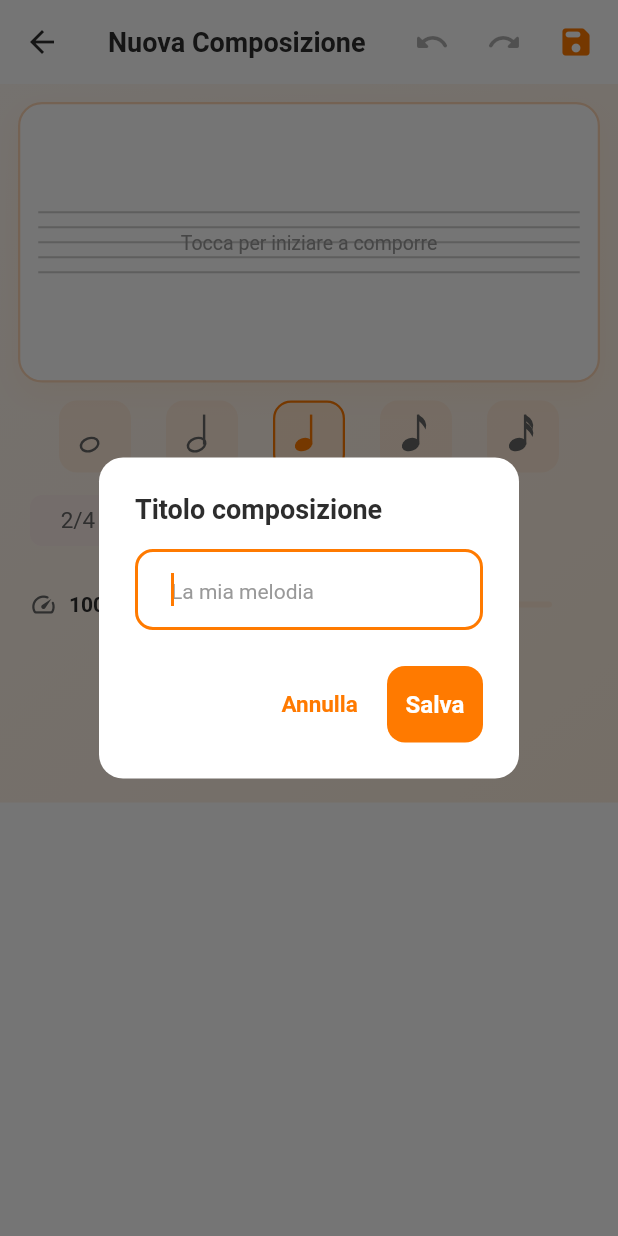
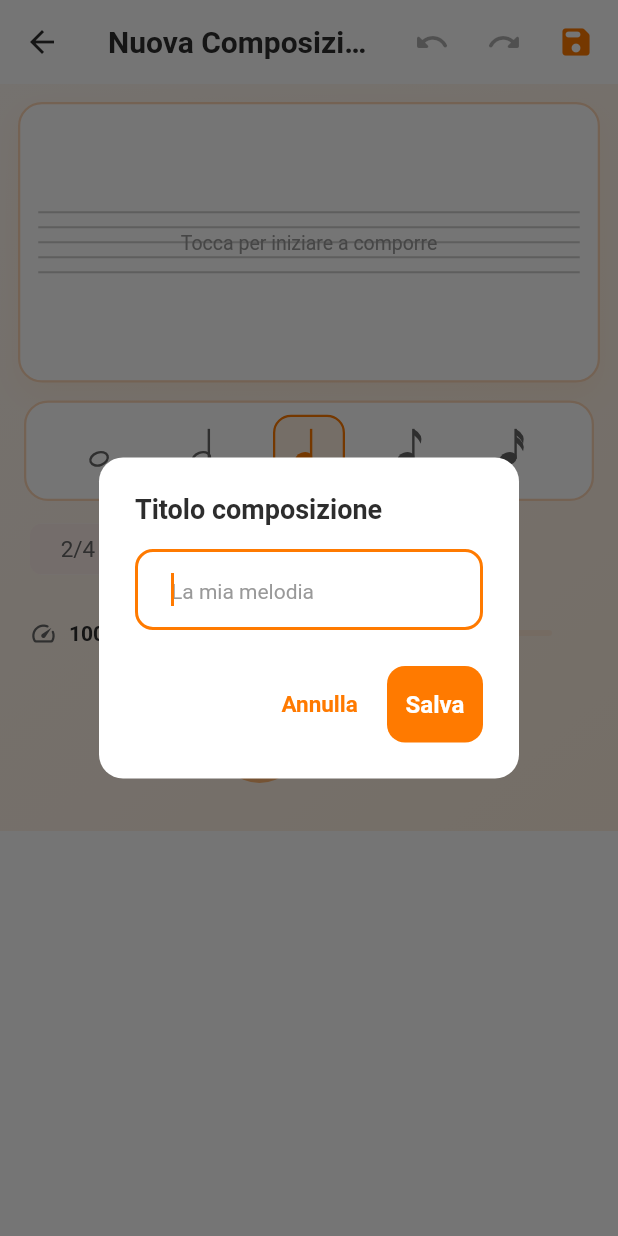
Before and after one commit to Nectares/Beatter, a Flutter app: the ComposerPage screen opened directly, after a tap on the "save" icon, on a phone screen of 412 x 824 dp. Run offline on Flutter 3.47's test engine with Material 3 defaults, Android fonts, the phone set to English and light mode, and no system bars; our stand-ins replace audioplayers, shared_preferences; accounts and stored records are empty.

Commit message:
Redesign Composer Page and DurationToolbar
- Composer Page: migrated to BeatterAppBar (left-aligned title, keeping
  its distinct "editor" flavor vs. the centered flavor other screens
  use); replaced the bare ScaffoldMessenger.showSnackBar save-confirmation
  with the app's own Toast component; replaced the plain AlertDialog
  save-title prompt with the shared showPromptDialog; adopted
  FramedStaffCard and PlaybackButtonRow to drop duplicated wrapper code;
  fixed the raw Colors.redAccent delete-note icon to AppColors.error;
  migrated remaining tokens.

- DurationToolbar: converted the 5 raw GestureDetectors to InkWell+Material
  for ripple feedback (previously the only tappable control in the app
  with zero press feedback) plus HapticFeedback.selectionClick(); added a
  grouping card background so the 5 duration buttons read as one control
  instead of floating separately; added Tooltip/Semantics labels (Italian
  note names - Semibreve/Minima/Semiminima/Croma/Semicroma) since the
  hand-drawn glyphs had no accessible name for screen readers.

Verified live in Chrome: no runtime exceptions, staff/toolbar/BPM/
time-signature/playback controls all render correctly, stop button
correctly disabled when the composition is empty.

Co-Authored-By: Claude Sonnet 5 <noreply@anthropic.com>

```diff
--- a/lib/features/music/presentation/pages/composer_page.dart
+++ b/lib/features/music/presentation/pages/composer_page.dart
@@ -1,5 +1,9 @@
 import 'package:flutter/material.dart';
+import '../../../../core/widgets/app_dialogs.dart';
+import '../../../../core/widgets/beatter_app_bar.dart';
 import '../../../../core/widgets/beatter_scaffold.dart';
+import '../../../../core/widgets/framed_staff_card.dart';
+import '../../../../core/widgets/toast.dart';
 import '../../../../core/layout/two_pane_layout.dart';
 import '../../../../theme/app_theme.dart';
 import '../../../../models/rhythm_element.dart';
@@ -316,34 +320,15 @@ class _ComposerPageState extends State<ComposerPage> {
       _title = saved.title;
       _createdAt = saved.createdAt;
     });
-    ScaffoldMessenger.of(
-      context,
-    ).showSnackBar(const SnackBar(content: Text('Composizione salvata')));
+    Toast.show(ToastType.success, 'Composizione salvata', context);
   }
 
   Future<String?> _promptForTitle() {
-    final controller = TextEditingController();
-    return showDialog<String>(
-      context: context,
-      builder: (ctx) => AlertDialog(
-        title: const Text('Titolo composizione'),
-        content: TextField(
-          controller: controller,
-          autofocus: true,
-          decoration: const InputDecoration(hintText: 'La mia melodia'),
-          onSubmitted: (value) => Navigator.pop(ctx, value),
-        ),
-        actions: [
-          TextButton(
-            onPressed: () => Navigator.pop(ctx),
-            child: const Text('Annulla'),
-          ),
-          FilledButton(
-            onPressed: () => Navigator.pop(ctx, controller.text),
-            child: const Text('Salva'),
-          ),
-        ],
-      ),
+    return showPromptDialog(
+      context,
+      title: 'Titolo composizione',
+      hintText: 'La mia melodia',
+      confirmLabel: 'Salva',
     );
   }
 
@@ -355,34 +340,29 @@ class _ComposerPageState extends State<ComposerPage> {
     final selectedPos = _measurePositionForFlatIndex(_selectedFlatIndex);
 
     return BeatterScaffold(
-      appBar: AppBar(
-        backgroundColor: Colors.transparent,
-        elevation: 0,
-        title: Text(
-          _title.isEmpty ? 'Nuova Composizione' : _title,
-          style: const TextStyle(color: AppTheme.textPrimary, fontSize: 18),
-        ),
-        iconTheme: const IconThemeData(color: AppTheme.textPrimary),
+      appBar: BeatterAppBar(
+        title: _title.isEmpty ? 'Nuova Composizione' : _title,
+        centerTitle: false,
         actions: [
           IconButton(
             icon: const Icon(Icons.undo_rounded),
-            color: AppTheme.textPrimary,
+            color: AppColors.textPrimary,
             onPressed: _undoStack.isEmpty ? null : _undo,
             tooltip: 'Annulla',
           ),
           IconButton(
             icon: const Icon(Icons.redo_rounded),
-            color: AppTheme.textPrimary,
+            color: AppColors.textPrimary,
             onPressed: _redoStack.isEmpty ? null : _redo,
             tooltip: 'Ripeti',
           ),
           IconButton(
             icon: const Icon(Icons.save_rounded),
-            color: AppTheme.primaryPurple,
+            color: AppColors.primary,
             onPressed: _handleSave,
             tooltip: 'Salva',
           ),
-          const SizedBox(width: 4),
+          const SizedBox(width: AppSpacing.xxs),
         ],
       ),
       body: Container(
@@ -411,20 +391,20 @@ class _ComposerPageState extends State<ComposerPage> {
         children: [
           _buildStaffArea(measures, selectedPos, height: 160),
           _buildToolbarRow(),
-          const SizedBox(height: 8),
+          const SizedBox(height: AppSpacing.xs),
           Padding(
-            padding: const EdgeInsets.symmetric(horizontal: 20),
+            padding: const EdgeInsets.symmetric(horizontal: AppSpacing.lg),
             child: _buildTimeSignatureSelector(),
           ),
           Padding(
-            padding: const EdgeInsets.symmetric(horizontal: 20, vertical: 8),
+            padding: const EdgeInsets.symmetric(horizontal: AppSpacing.lg, vertical: AppSpacing.xs),
             child: _buildBpmControl(),
           ),
           Padding(
-            padding: const EdgeInsets.symmetric(vertical: 12),
+            padding: const EdgeInsets.symmetric(vertical: AppSpacing.sm),
             child: _buildPlaybackControls(),
           ),
-          const SizedBox(height: 20),
+          const SizedBox(height: AppSpacing.lg),
         ],
       ),
     );
@@ -444,14 +424,14 @@ class _ComposerPageState extends State<ComposerPage> {
 
   Widget _buildLandscapeSecondary() {
     return SingleChildScrollView(
-      padding: const EdgeInsets.all(16),
+      padding: const EdgeInsets.all(AppSpacing.md),
       child: Column(
         crossAxisAlignment: CrossAxisAlignment.stretch,
         children: [
           _buildTimeSignatureSelector(),
-          const SizedBox(height: 20),
+          const SizedBox(height: AppSpacing.lg),
           _buildBpmControl(),
-          const SizedBox(height: 24),
+          const SizedBox(height: AppSpacing.xl),
           _buildPlaybackControls(),
         ],
       ),
@@ -463,11 +443,7 @@ class _ComposerPageState extends State<ComposerPage> {
     (int, int)? selectedPos, {
     required double height,
   }) {
-    return Padding(
-      padding: const EdgeInsets.all(12),
-      child: Container(
-        padding: const EdgeInsets.all(12),
-        decoration: AppTheme.glassCardDecoration(borderRadius: 16),
+    return FramedStaffCard(
       child: ComposerStaffView(
         measures: measures,
         canvasHeight: height,
@@ -481,13 +457,12 @@ class _ComposerPageState extends State<ComposerPage> {
         onDragStart: _handleDragStart,
         onDragUpdate: _handleDragUpdate,
       ),
-      ),
     );
   }
 
   Widget _buildToolbarRow() {
     return Padding(
-      padding: const EdgeInsets.symmetric(horizontal: 16),
+      padding: const EdgeInsets.symmetric(horizontal: AppSpacing.md),
       child: Row(
         children: [
           Expanded(
@@ -497,12 +472,9 @@ class _ComposerPageState extends State<ComposerPage> {
             ),
           ),
           if (_selectedFlatIndex != -1) ...[
-            const SizedBox(width: 4),
+            const SizedBox(width: AppSpacing.xxs),
             IconButton(
-              icon: const Icon(
-                Icons.delete_outline_rounded,
-                color: Colors.redAccent,
-              ),
+              icon: const Icon(Icons.delete_outline_rounded, color: AppColors.error),
               tooltip: 'Elimina nota',
               onPressed: _handleDeleteSelected,
             ),
@@ -514,21 +486,19 @@ class _ComposerPageState extends State<ComposerPage> {
 
   Widget _buildTimeSignatureSelector() {
     return Wrap(
-      spacing: 8,
-      runSpacing: 8,
+      spacing: AppSpacing.xs,
+      runSpacing: AppSpacing.xs,
       children: _timeSignatures.map((sig) {
         final bool selected = sig == _timeSignature;
         return ChoiceChip(
           label: Text(sig),
           selected: selected,
           onSelected: (_) => _handleTimeSignatureChanged(sig),
-          selectedColor: AppTheme.primaryPurple.withValues(alpha: 0.15),
-          backgroundColor: AppTheme.cardBorder.withValues(alpha: 0.3),
-          side: BorderSide(
-            color: selected ? AppTheme.primaryPurple : Colors.transparent,
-          ),
+          selectedColor: AppColors.primary.withValues(alpha: 0.15),
+          backgroundColor: AppColors.surfaceBorder.withValues(alpha: 0.3),
+          side: BorderSide(color: selected ? AppColors.primary : Colors.transparent),
           labelStyle: TextStyle(
-            color: selected ? AppTheme.primaryPurple : AppTheme.textSecondary,
+            color: selected ? AppColors.primary : AppColors.textSecondary,
             fontWeight: selected ? FontWeight.bold : FontWeight.normal,
           ),
         );
@@ -539,20 +509,13 @@ class _ComposerPageState extends State<ComposerPage> {
   Widget _buildBpmControl() {
     return Row(
       children: [
-        const Icon(
-          Icons.speed_rounded,
-          color: AppTheme.textSecondary,
-          size: 18,
-        ),
-        const SizedBox(width: 8),
+        const Icon(Icons.speed_rounded, color: AppColors.textSecondary, size: 18),
+        const SizedBox(width: AppSpacing.xs),
         SizedBox(
           width: 66,
           child: Text(
             '$_bpm BPM',
-            style: const TextStyle(
-              fontWeight: FontWeight.bold,
-              color: AppTheme.textPrimary,
-            ),
+            style: const TextStyle(fontWeight: FontWeight.bold, color: AppColors.textPrimary),
           ),
         ),
         Expanded(
@@ -572,22 +535,12 @@ class _ComposerPageState extends State<ComposerPage> {
   }
 
   Widget _buildPlaybackControls() {
-    final bool isPlaying = _playbackService.isPlaying;
     final bool hasNotes = _flatSequence.isNotEmpty;
-    return Row(
-      mainAxisAlignment: MainAxisAlignment.center,
-      children: [
-        PlaybackButton(
-          icon: isPlaying ? Icons.pause_rounded : Icons.play_arrow_rounded,
-          onTap: hasNotes ? _togglePlayback : null,
-          primary: true,
-        ),
-        const SizedBox(width: 16),
-        PlaybackButton(
-          icon: Icons.stop_rounded,
-          onTap: hasNotes ? _playbackService.stopLoop : null,
-        ),
-      ],
+    return PlaybackButtonRow(
+      isPlaying: _playbackService.isPlaying,
+      isEnabled: hasNotes,
+      onPlay: _togglePlayback,
+      onStop: _playbackService.stopLoop,
     );
   }
 }
--- a/lib/features/music/presentation/widgets/duration_toolbar.dart
+++ b/lib/features/music/presentation/widgets/duration_toolbar.dart
@@ -1,4 +1,5 @@
 import 'package:flutter/material.dart';
+import 'package:flutter/services.dart';
 import '../../../../theme/app_theme.dart';
 import '../../../../models/composition.dart';
 
@@ -17,39 +18,68 @@ class DurationToolbar extends StatelessWidget {
     required this.onSelected,
   });
 
+  static String _labelFor(NoteDuration duration) => switch (duration) {
+        NoteDuration.whole => 'Semibreve',
+        NoteDuration.half => 'Minima',
+        NoteDuration.quarter => 'Semiminima',
+        NoteDuration.eighth => 'Croma',
+        NoteDuration.sixteenth => 'Semicroma',
+      };
+
   @override
   Widget build(BuildContext context) {
-    return Row(
+    return Container(
+      padding: const EdgeInsets.symmetric(horizontal: AppSpacing.xs, vertical: AppSpacing.xs),
+      decoration: BoxDecoration(
+        color: AppColors.surface,
+        borderRadius: BorderRadius.circular(AppRadius.lg),
+        border: Border.all(color: AppColors.surfaceBorder, width: 1.5),
+      ),
+      child: Row(
         mainAxisAlignment: MainAxisAlignment.spaceEvenly,
         children: NoteDuration.values.map((duration) {
           final bool isSelected = duration == selected;
-        return GestureDetector(
-          onTap: () => onSelected(duration),
+          return Semantics(
+            label: _labelFor(duration),
+            selected: isSelected,
+            button: true,
+            child: Material(
+              color: Colors.transparent,
+              child: InkWell(
+                borderRadius: BorderRadius.circular(AppRadius.md),
+                onTap: () {
+                  HapticFeedback.selectionClick();
+                  onSelected(duration);
+                },
+                child: Tooltip(
+                  message: _labelFor(duration),
                   child: AnimatedContainer(
                     duration: const Duration(milliseconds: 150),
                     width: 48,
                     height: 48,
                     decoration: BoxDecoration(
                       color: isSelected
-                  ? AppTheme.primaryPurple.withValues(alpha: 0.12)
-                  : AppTheme.cardBorder.withValues(alpha: 0.3),
-              borderRadius: BorderRadius.circular(12),
+                          ? AppColors.primary.withValues(alpha: 0.12)
+                          : Colors.transparent,
+                      borderRadius: BorderRadius.circular(AppRadius.md),
                       border: Border.all(
-                color: isSelected ? AppTheme.primaryPurple : Colors.transparent,
+                        color: isSelected ? AppColors.primary : Colors.transparent,
                         width: 1.5,
                       ),
                     ),
                     child: CustomPaint(
                       painter: _DurationGlyphPainter(
                         duration: duration,
-                color: isSelected
-                    ? AppTheme.primaryPurple
-                    : AppTheme.textSecondary,
+                        color: isSelected ? AppColors.primary : AppColors.textSecondary,
+                      ),
+                    ),
+                  ),
                 ),
               ),
             ),
           );
         }).toList(),
+      ),
     );
   }
 }
```
Lines whose indentation alone changed are shown as unchanged.
